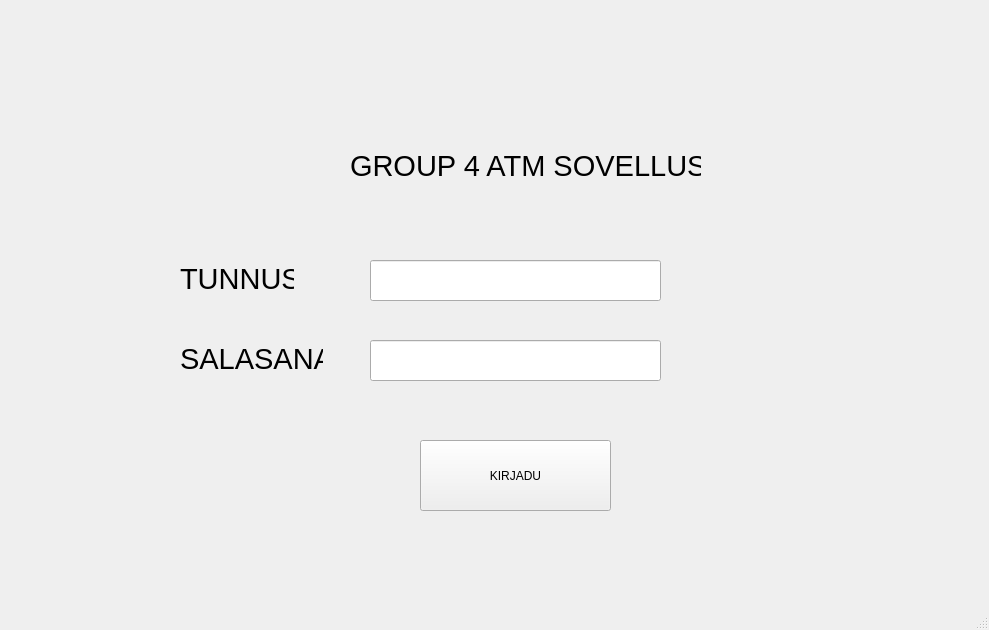
Above: frontend/mainwindow.ui from Jani-OAMK/ATM-group-project before the change. Below: the same form after it.
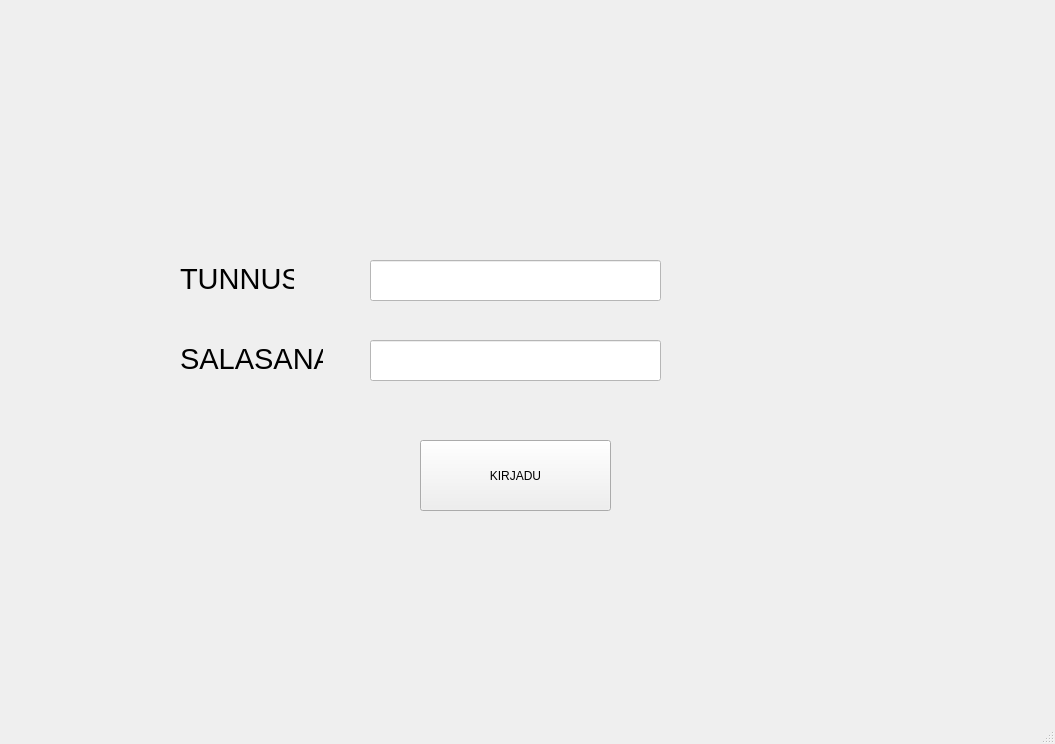
That is the form after the change. Icons and pictures are not drawn.

Commit message: login ui kuva lisätty

```diff
--- a/frontend/mainwindow.ui
+++ b/frontend/mainwindow.ui
@@ -6,14 +6,38 @@
    <rect>
     <x>0</x>
     <y>0</y>
-    <width>989</width>
-    <height>630</height>
+    <width>1055</width>
+    <height>744</height>
    </rect>
   </property>
+  <property name="minimumSize">
+   <size>
+    <width>1055</width>
+    <height>744</height>
+   </size>
+  </property>
+  <property name="maximumSize">
+   <size>
+    <width>1055</width>
+    <height>744</height>
+   </size>
+  </property>
   <property name="windowTitle">
    <string>MainWindow</string>
   </property>
+  <property name="styleSheet">
+   <string notr="true"/>
+  </property>
   <widget class="QWidget" name="centralwidget">
+   <property name="styleSheet">
+    <string notr="true">QWidget#centralwidget {
+    border-image: url(:/images/loginui.png) 0 0 0 0 stretch stretch;
+}
+
+QLineEdit {
+    background-color: white;
+}</string>
+   </property>
    <widget class="QLabel" name="labelSalasana">
     <property name="geometry">
      <rect>
@@ -65,24 +89,6 @@
      <string>KIRJADU</string>
     </property>
    </widget>
-   <widget class="QLabel" name="label_3">
-    <property name="geometry">
-     <rect>
-      <x>350</x>
-      <y>140</y>
-      <width>351</width>
-      <height>51</height>
-     </rect>
-    </property>
-    <property name="font">
-     <font>
-      <pointsize>22</pointsize>
-     </font>
-    </property>
-    <property name="text">
-     <string>GROUP 4 ATM SOVELLUS</string>
-    </property>
-   </widget>
    <widget class="QLabel" name="labelTunnus">
     <property name="geometry">
      <rect>
```
Left out of the diff: 25 changed lines with no effect on the pictures. The commit also changes 5 other files.
